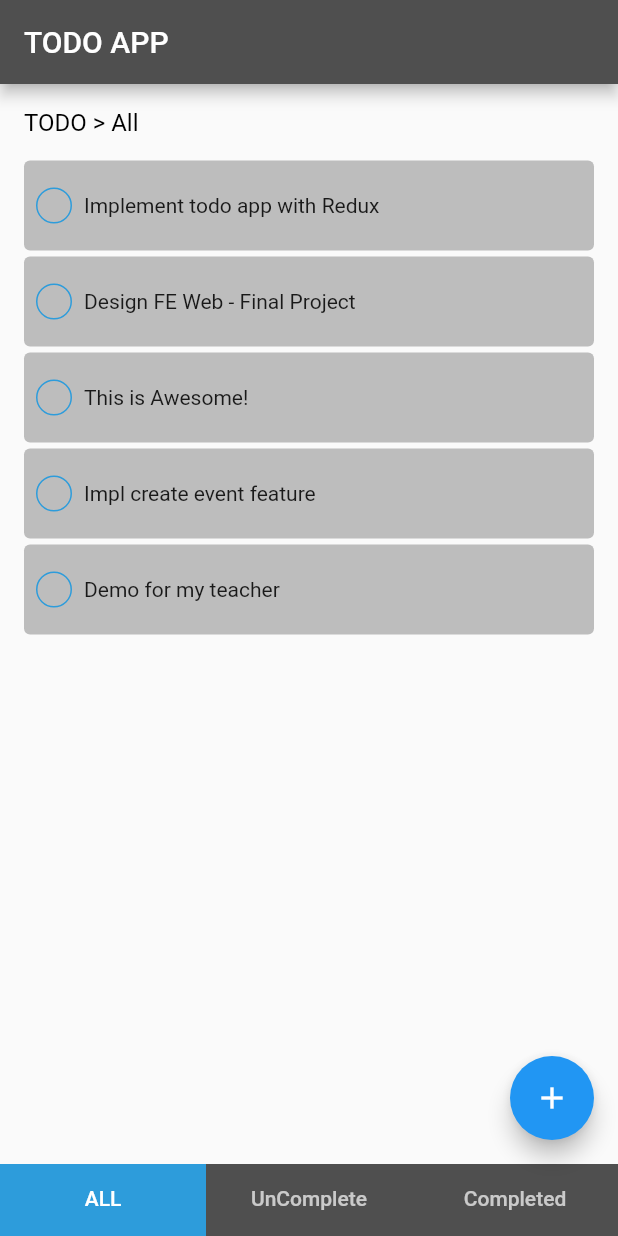
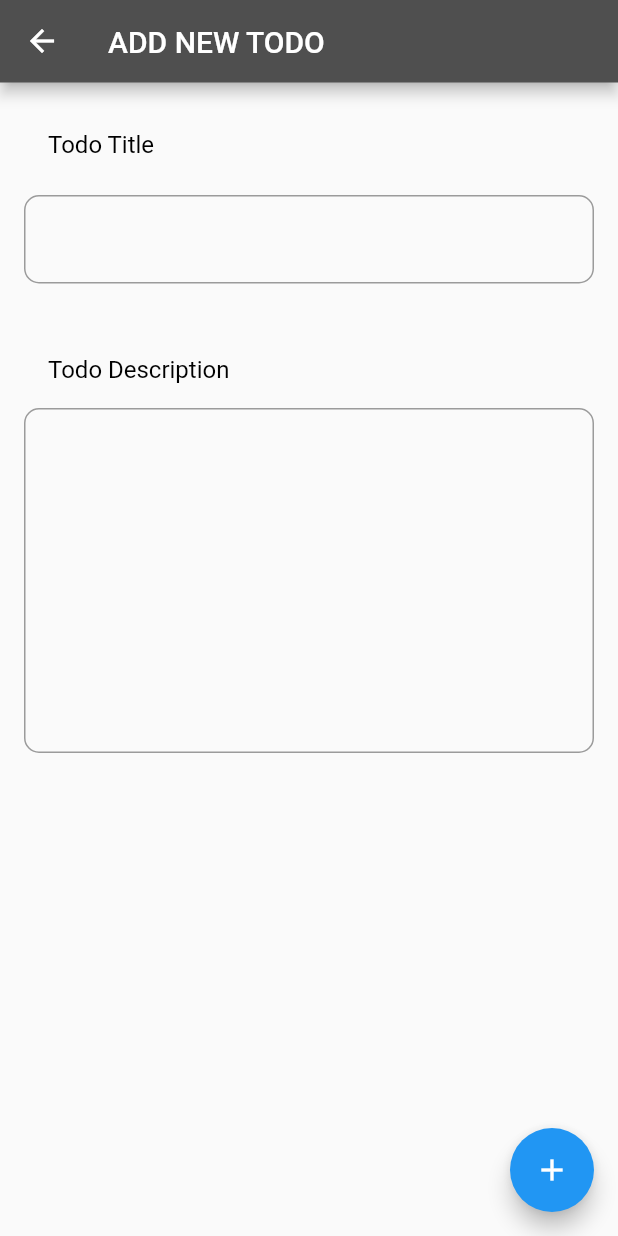
Before and after one commit to Nhinlee/todo-flutter-redux-app, a Flutter app: the screen it shows after launch, after a tap on the "add" icon, on a phone screen of 412 x 824 dp. Run offline on Flutter 3.47's test engine with Material 2 defaults, Android fonts, the phone set to English and light mode, and no system bars; our stand-ins replace built_collection, built_value, flutter_redux, get_it, redux, sqflite; accounts and stored records are empty; generated files the repository leaves out were written again.

Commit message:
Implement EditTodoScreen + Implement Local DB + Injection Dependency with Get_it package

```diff
--- a/todo_redux_application/lib/app.dart
+++ b/todo_redux_application/lib/app.dart
@@ -2,13 +2,14 @@ import 'package:flutter/material.dart';
 import 'package:flutter_redux/flutter_redux.dart';
 import 'package:redux/redux.dart';
 import 'package:todo_redux_application/layers/domain/state/app_state.dart';
+import 'package:todo_redux_application/layers/presentation/screens/edit_todo_screen.dart';
 
 import 'layers/presentation/screens/root_page.dart';
 
 class ReduxApp extends StatelessWidget {
   final Store<AppState> store;
 
-  const ReduxApp({Key key,@required this.store}) : super(key: key);
+  const ReduxApp({Key key, @required this.store}) : super(key: key);
 
   @override
   Widget build(BuildContext context) {
@@ -20,7 +21,21 @@ class ReduxApp extends StatelessWidget {
           primarySwatch: Colors.blue,
         ),
         home: RootPage(),
+        onGenerateRoute: _routes,
       ),
     );
   }
+
+  Route _routes(RouteSettings settings) {
+    switch (settings.name) {
+      case EditTodoScreen.routeName:
+        {
+          final args = settings.arguments as EditTodoScreenArgs;
+          return MaterialPageRoute(
+            builder: (context) => EditTodoScreen(args: args),
+          );
+        }
+    }
+    return null;
+  }
 }
--- /dev/null
+++ b/todo_redux_application/lib/core/sqlite/sqlite_helper.dart
@@ -0,0 +1,66 @@
+import 'dart:async';
+import 'dart:developer';
+
+import 'package:sqflite/sqflite.dart';
+import 'package:todo_redux_application/core/sqlite/table_helper.dart';
+
+class SQLiteHelper {
+  final String todoDBName = 'todo.db';
+
+  Database _db;
+  Database get db => _db;
+
+  Future<void> open() async {
+    try {
+      final dbPath = await getDatabasesPath();
+      final path = '$dbPath/$todoDBName';
+      _db = await openDatabase(path, version: 1, onCreate: _onCreate, );
+    } catch(e) {
+      log(e.toString());
+    }
+  }
+
+  FutureOr<void> _onCreate(Database db, int version) async {
+    // Create table
+    final batch = db.batch();
+    _createTodoTable(batch);
+
+    // Commit
+    await batch.commit();
+  }
+
+  void _createTodoTable(Batch batch) {
+    batch.execute('DROP TABLE IF EXISTS ${TodoTableHelper.tableName}');
+
+    // create sql query
+    final String todoTableSql = '''create table ${TodoTableHelper.tableName} (
+      ${TodoTableHelper.colId} integer primary key autoincrement,
+      ${TodoTableHelper.colTitle} text not null,
+      ${TodoTableHelper.colIsCompleted} integer not null,
+      ${TodoTableHelper.colDesc} text,
+      ${TodoTableHelper.colIsFavorite} integer
+    )''';
+    batch.execute(todoTableSql);
+  }
+
+  Future<List<Map>> getAll(String table) async {
+    return await _db.query(table);
+  }
+
+  Future<void> insert(String table, {Map<String, dynamic> row}) async {
+    await _db.insert(table, row);
+  }
+
+  Future<void> update(String table,
+      {Map<String, dynamic> row, String where, int whereArg}) async {
+    // This is just for table have one primary key!
+    await _db.update(table, row, where: '$where = ?', whereArgs: [whereArg]);
+  }
+
+  Future<int> delete(String table, {String where, int whereArg}) async {
+    // This is just for table have one primary key!
+    return await _db.delete(table, where: '$where = ?', whereArgs: [whereArg]);
+  }
+
+  Future<void> close() async => _db.close();
+}
--- /dev/null
+++ b/todo_redux_application/lib/core/sqlite/table_helper.dart
@@ -0,0 +1,8 @@
+class TodoTableHelper {
+  static const String tableName = 'todo';
+  static const String colId = '_id';
+  static const String colTitle = 'title';
+  static const String colDesc = 'desc';
+  static const String colIsCompleted = 'is_completed';
+  static const String colIsFavorite = 'is_favorite';
+}
--- a/todo_redux_application/lib/entity/todo_entity.dart
+++ b/todo_redux_application/lib/entity/todo_entity.dart
@@ -1,20 +1,46 @@
 import 'package:built_collection/built_collection.dart';
 import 'package:built_value/built_value.dart';
 import 'package:built_value/serializer.dart';
+import 'package:todo_redux_application/core/sqlite/table_helper.dart';
 
 part 'todo_entity.g.dart';
 
 abstract class TodoEntity implements Built<TodoEntity, TodoEntityBuilder> {
-  String get id;
+  static int nextId = 0;
+
+  int get id;
+
   String get title;
-  DateTime get createTime;
+
   bool get isCompleted;
 
   @nullable
   String get desc;
 
+  @nullable
+  bool get isFavorite;
 
   TodoEntity._();
 
   factory TodoEntity([void Function(TodoEntityBuilder) updates]) = _$TodoEntity;
+
+  factory TodoEntity.fromMap(Map<String, dynamic> map) {
+    return TodoEntity(
+      (todo) => todo
+        ..id = map[TodoTableHelper.colId]
+        ..title = map[TodoTableHelper.colTitle]
+        ..desc = map[TodoTableHelper.colDesc]
+        ..isCompleted = map[TodoTableHelper.colIsCompleted] == 1 ? true : false
+        ..isFavorite = map[TodoTableHelper.colIsFavorite] == 1 ? true : false,
+    );
+  }
+
+  Map<String, dynamic> toMap() {
+    return {
+      TodoTableHelper.colTitle: this.title,
+      TodoTableHelper.colDesc: this.desc,
+      TodoTableHelper.colIsCompleted: this.isCompleted ? 1 : 0,
+      TodoTableHelper.colIsFavorite: this.isFavorite ? 1 : 0,
+    };
+  }
 }
--- a/todo_redux_application/lib/injection_container.dart
+++ b/todo_redux_application/lib/injection_container.dart
@@ -1,5 +1,18 @@
 import 'package:get_it/get_it.dart';
+import 'package:todo_redux_application/core/sqlite/sqlite_helper.dart';
+import 'package:todo_redux_application/layers/data/data_source/local/todo_local_datasource.dart';
+import 'package:todo_redux_application/layers/data/repository/todo_repository.dart';
 
 final sl = GetIt.instance;
 
-Future<void> init() async {}
+Future<void> init() async {
+
+  // Repository
+  sl.registerLazySingleton(() => TodoRepository(localDataSource: sl()));
+  // Data source
+  sl.registerLazySingleton(() => TodoLocalDataSource(sqLiteHelper: sl()));
+
+  // Core!
+  sl.registerLazySingleton(() => SQLiteHelper());
+  await sl<SQLiteHelper>().open();
+}
--- /dev/null
+++ b/todo_redux_application/lib/layers/data/data_source/local/todo_local_datasource.dart
@@ -0,0 +1,33 @@
+import 'dart:developer';
+
+import 'package:flutter/cupertino.dart';
+import 'package:todo_redux_application/core/sqlite/sqlite_helper.dart';
+import 'package:todo_redux_application/core/sqlite/table_helper.dart';
+import 'package:todo_redux_application/entity/todo_entity.dart';
+
+class TodoLocalDataSource {
+  final SQLiteHelper sqLiteHelper;
+
+  TodoLocalDataSource({@required this.sqLiteHelper});
+
+  Future<List<TodoEntity>> getAllTodo() async {
+    try {
+      final rows = await sqLiteHelper.getAll(TodoTableHelper.tableName);
+      return rows.length > 0
+          ? rows.map((row) => TodoEntity.fromMap(row)).toList()
+          : [];
+    } catch (e) {
+      log(e.toString());
+      return Future.error(e);
+    }
+  }
+
+  Future<void> addNewTodo(TodoEntity todo) async {
+    try {
+      await sqLiteHelper.insert(TodoTableHelper.tableName, row: todo.toMap());
+    } catch (e) {
+      log(e.toString());
+      return Future.error(e);
+    }
+  }
+}
--- /dev/null
+++ b/todo_redux_application/lib/layers/data/repository/todo_repository.dart
@@ -0,0 +1,17 @@
+import 'package:flutter/cupertino.dart';
+import 'package:todo_redux_application/entity/todo_entity.dart';
+import 'package:todo_redux_application/layers/data/data_source/local/todo_local_datasource.dart';
+
+class TodoRepository {
+  final TodoLocalDataSource localDataSource;
+
+  TodoRepository({@required this.localDataSource});
+
+  Future<List<TodoEntity>> getTodoList() async {
+    return await localDataSource.getAllTodo();
+  }
+
+  Future<void> addNewTodo(TodoEntity todo) async {
+    await localDataSource.addNewTodo(todo);
+  }
+}
--- a/todo_redux_application/lib/layers/domain/actions/todo_action.dart
+++ b/todo_redux_application/lib/layers/domain/actions/todo_action.dart
@@ -1,8 +1,7 @@
-
-// Load To Do
 import 'package:flutter/foundation.dart';
 import 'package:todo_redux_application/entity/todo_entity.dart';
 
+// Load To-do Action
 class LoadTodosAction {}
 
 class LoadTodosFailedAction {}
@@ -13,4 +12,19 @@ class LoadTodosSuccessAction {
   LoadTodosSuccessAction({@required this.todoList});
 }
 
-//
+
+// Edit To-do Action
+
+class AddNewTodoAction {
+  final TodoEntity todo;
+
+  AddNewTodoAction({@required this.todo});
+}
+
+class AddNewTodoFailedAction {
+  final TodoEntity todo;
+
+  AddNewTodoFailedAction({@required this.todo});
+}
+
+class AddNewTodoSuccessAction {}
--- a/todo_redux_application/lib/layers/domain/middleware/todos_middleware.dart
+++ b/todo_redux_application/lib/layers/domain/middleware/todos_middleware.dart
@@ -1,32 +1,48 @@
 import 'dart:developer';
 
+import 'package:flutter/material.dart';
 import 'package:redux/redux.dart';
 import 'package:todo_redux_application/layers/domain/actions/todo_action.dart';
-import 'package:todo_redux_application/layers/domain/repository/todo_repository.dart';
+import 'package:todo_redux_application/layers/data/repository/todo_repository.dart';
 import 'package:todo_redux_application/layers/domain/state/app_state.dart';
 
 List<Middleware<AppState>> createStoreTodosMiddleware(TodoRepository repos) {
-
   final loadTodo = _loadTodosMiddleware(repos);
+  final saveTodo = _saveTodoMiddleware(repos);
 
   return [
     TypedMiddleware<AppState, LoadTodosAction>(loadTodo),
+    TypedMiddleware<AppState, AddNewTodoAction>(saveTodo),
   ];
 }
 
 Middleware<AppState> _loadTodosMiddleware(TodoRepository repository) {
   return (Store<AppState> store, action, NextDispatcher next) async {
     next(action);
+
     try {
-      log('start load todos');
       final todos = await repository.getTodoList();
-      log('complete loaded todos');
-      // Success
       store.dispatch(LoadTodosSuccessAction(todoList: todos));
     } on Exception catch (e) {
       log(e.toString());
-      // Fail
       store.dispatch(LoadTodosFailedAction());
     }
   };
 }
+
+Middleware<AppState> _saveTodoMiddleware(TodoRepository repository) {
+  return (Store<AppState> store, action, NextDispatcher next) async {
+    next(action);
+
+    if (action is AddNewTodoAction) {
+      try {
+        await repository.addNewTodo(action.todo);
+        store.dispatch(AddNewTodoSuccessAction());
+      } on Exception catch (e) {
+        store.dispatch(AddNewTodoFailedAction(
+          todo: action.todo,
+        ));
+      }
+    }
+  };
+}
--- a/todo_redux_application/lib/layers/domain/reducer/todos_reducer.dart
+++ b/todo_redux_application/lib/layers/domain/reducer/todos_reducer.dart
@@ -5,6 +5,8 @@ import 'package:todo_redux_application/layers/domain/actions/todo_action.dart';
 final todosReducer = combineReducers<List<TodoEntity>>([
   TypedReducer<List<TodoEntity>, LoadTodosSuccessAction>(_setLoadedTodo),
   TypedReducer<List<TodoEntity>, LoadTodosFailedAction>(_setNoTodo),
+  TypedReducer<List<TodoEntity>, AddNewTodoAction>(_addNewTodo),
+  TypedReducer<List<TodoEntity>, AddNewTodoFailedAction>(_addNewTodoRollback),
 ]);
 
 List<TodoEntity> _setLoadedTodo(List<TodoEntity> state, LoadTodosSuccessAction action) {
@@ -14,3 +16,11 @@ List<TodoEntity> _setLoadedTodo(List<TodoEntity> state, LoadTodosSuccessAction a
 List<TodoEntity> _setNoTodo(List<TodoEntity> state, LoadTodosFailedAction action) {
   return [];
 }
+
+List<TodoEntity> _addNewTodo(List<TodoEntity> state, AddNewTodoAction action) {
+  return state..add(action.todo);
+}
+
+List<TodoEntity> _addNewTodoRollback(List<TodoEntity> state, AddNewTodoFailedAction action) {
+  return state..remove(action.todo);
+}
--- a/todo_redux_application/lib/layers/domain/repository/todo_repository.dart
+++ /dev/null
@@ -1,10 +0,0 @@
-import 'package:todo_redux_application/entity/todo_entity.dart';
-import 'package:todo_redux_application/mock_data/mock_todo_list.dart';
-
-class TodoRepository {
-  Future<List<TodoEntity>> getTodoList() async {
-    // Just for testing purpose
-    await Future.delayed(Duration(seconds: 2));
-    return MockTodoList.todoList;
-  }
-}
--- a/todo_redux_application/lib/layers/presentation/screens/all_todo_screen.dart
+++ b/todo_redux_application/lib/layers/presentation/screens/all_todo_screen.dart
@@ -8,7 +8,6 @@ import 'package:todo_redux_application/layers/domain/actions/todo_action.dart';
 import 'package:todo_redux_application/layers/domain/state/app_state.dart';
 import 'package:todo_redux_application/layers/presentation/widgets/title_text_widget.dart';
 import 'package:todo_redux_application/layers/presentation/widgets/todo_list_widget.dart';
-import 'package:todo_redux_application/mock_data/mock_todo_list.dart';
 
 class AllTodoScreen extends StatelessWidget {
   const AllTodoScreen({Key key}) : super(key: key);
--- /dev/null
+++ b/todo_redux_application/lib/layers/presentation/screens/edit_todo_screen.dart
@@ -0,0 +1,92 @@
+import 'dart:developer';
+
+import 'package:flutter/material.dart';
+import 'package:flutter_redux/flutter_redux.dart';
+import 'package:todo_redux_application/entity/todo_entity.dart';
+import 'package:todo_redux_application/layers/domain/actions/todo_action.dart';
+import 'package:todo_redux_application/layers/domain/state/app_state.dart';
+import 'package:todo_redux_application/layers/presentation/widgets/edit_todo_text_field.dart';
+import 'package:todo_redux_application/layers/presentation/widgets/my_app_bar.dart';
+import 'package:todo_redux_application/layers/presentation/widgets/title_text_widget.dart';
+
+enum EditTodoType {
+  AddNew,
+  Update,
+}
+
+class EditTodoScreenArgs {
+  final EditTodoType type;
+  final String title;
+  final String desc;
+
+  EditTodoScreenArgs({
+    this.type = EditTodoType.AddNew,
+    this.title = '',
+    this.desc = '',
+  });
+}
+
+class EditTodoScreen extends StatelessWidget {
+  static const String routeName = 'add-edit-todo-screen';
+
+  final EditTodoScreenArgs args;
+
+  EditTodoScreen({Key key, @required this.args}) : super(key: key);
+
+  final _titleController = TextEditingController();
+  final _descController = TextEditingController();
+
+  void _submitHandler(BuildContext context) {
+    StoreProvider.of<AppState>(context, listen: false).dispatch(
+      AddNewTodoAction(
+        todo: TodoEntity(
+          (todo) => todo
+            ..id = ++TodoEntity.nextId
+            ..title = _titleController.text
+            ..desc = _descController.text
+            ..isCompleted = false
+            ..isFavorite = false,
+        ),
+      ),
+    );
+    Navigator.of(context).pop();
+  }
+
+  @override
+  Widget build(BuildContext context) {
+    return Scaffold(
+      appBar: MyAppBar(
+        title: args.type == EditTodoType.AddNew ? 'ADD NEW TODO' : 'EDIT TODO',
+      ),
+      body: getBody(),
+      floatingActionButton: getFloatingActionButton(context),
+    );
+  }
+
+  getBody() => Padding(
+        padding: const EdgeInsets.all(16),
+        child: SingleChildScrollView(
+          child: Column(
+            crossAxisAlignment: CrossAxisAlignment.start,
+            children: [
+              const TitleTextWidget(text: 'Todo Title'),
+              const SizedBox(height: 8),
+              EditTodoTextField(controller: _titleController),
+              const SizedBox(height: 32),
+              const TitleTextWidget(text: 'Todo Description'),
+              EditTodoTextField(
+                controller: _descController,
+                maxLines: 10,
+              ),
+            ],
+          ),
+        ),
+      );
+
+  getFloatingActionButton(context) => FloatingActionButton(
+        onPressed: () => _submitHandler(context),
+        child: args.type == EditTodoType.AddNew
+            ? Icon(Icons.add)
+            : Icon(Icons.save_alt),
+      );
+}
--- a/todo_redux_application/lib/layers/presentation/screens/root_page.dart
+++ b/todo_redux_application/lib/layers/presentation/screens/root_page.dart
@@ -2,6 +2,8 @@ import 'package:flutter/material.dart';
 import 'package:flutter_redux/flutter_redux.dart';
 import 'package:todo_redux_application/layers/domain/actions/todo_action.dart';
 import 'package:todo_redux_application/layers/domain/state/app_state.dart';
+import 'package:todo_redux_application/layers/presentation/screens/edit_todo_screen.dart';
+import 'package:todo_redux_application/layers/presentation/widgets/my_app_bar.dart';
 
 import '../theme/theme.dart';
 import 'all_todo_screen.dart';
@@ -16,15 +18,20 @@ class RootPage extends StatefulWidget {
 }
 
 class _RootPageState extends State<RootPage> {
-
-  void _openNewTodoScreen() {}
+  void _openNewTodoScreen() {
+    Navigator.of(context).pushNamed(
+      EditTodoScreen.routeName,
+      arguments: EditTodoScreenArgs(),
+    );
+  }
 
   @override
   void initState() {
     super.initState();
 
     // Init
-    StoreProvider.of<AppState>(context, listen: false).dispatch(LoadTodosAction());
+    StoreProvider.of<AppState>(context, listen: false)
+        .dispatch(LoadTodosAction());
   }
 
   @override
@@ -32,7 +39,9 @@ class _RootPageState extends State<RootPage> {
     return DefaultTabController(
       length: 3,
       child: Scaffold(
-        appBar: getAppBar(),
+        appBar: MyAppBar(
+          title: 'TODO APP',
+        ),
         body: getBody(),
         bottomNavigationBar: getTabBar(),
         floatingActionButton: getFloatingActionButton(),
@@ -45,11 +54,6 @@ class _RootPageState extends State<RootPage> {
         UnCompleteTodoScreen(),
         CompletedTodoScreen(),
       ]);
-
-  getAppBar() => AppBar(
-        title: Text('TODO APP'),
-        backgroundColor: AppColorTheme.secondary,
-      );
 
   getTabBar() => Material(
         color: AppColorTheme.secondary,
@@ -78,5 +82,4 @@ class _RootPageState extends State<RootPage> {
         onPressed: _openNewTodoScreen,
         child: Icon(Icons.add),
       );
-
 }
--- /dev/null
+++ b/todo_redux_application/lib/layers/presentation/widgets/edit_todo_text_field.dart
@@ -0,0 +1,21 @@
+import 'package:flutter/material.dart';
+
+class EditTodoTextField extends StatelessWidget {
+  final TextEditingController controller;
+  final int maxLines;
+
+  const EditTodoTextField({Key key, this.controller, this.maxLines = 1}) : super(key: key);
+
+  @override
+  Widget build(BuildContext context) {
+    return TextField(
+      controller: controller,
+      decoration: InputDecoration(
+        border: OutlineInputBorder(
+          borderRadius: BorderRadius.circular(10),
+        ),
+      ),
+      maxLines: maxLines,
+    );
+  }
+}
--- /dev/null
+++ b/todo_redux_application/lib/layers/presentation/widgets/my_app_bar.dart
@@ -0,0 +1,19 @@
+import 'package:flutter/material.dart';
+import 'package:todo_redux_application/layers/presentation/theme/theme.dart';
+
+class MyAppBar extends StatelessWidget implements PreferredSizeWidget {
+  final String title;
+
+  MyAppBar({Key key, this.title = ''}) : super(key: key);
+
+  @override
+  Widget build(BuildContext context) {
+    return AppBar(
+      title: Text(title),
+      backgroundColor: AppColorTheme.secondary,
+    );
+  }
+
+  @override
+  Size get preferredSize => Size.fromHeight(55);
+}
--- a/todo_redux_application/lib/main.dart
+++ b/todo_redux_application/lib/main.dart
@@ -3,11 +3,19 @@ import 'package:redux/redux.dart';
 import 'package:todo_redux_application/app.dart';
 import 'package:todo_redux_application/layers/domain/middleware/todos_middleware.dart';
 import 'package:todo_redux_application/layers/domain/reducer/app_reducer.dart';
-import 'package:todo_redux_application/layers/domain/repository/todo_repository.dart';
+import 'package:todo_redux_application/layers/data/repository/todo_repository.dart';
+import 'injection_container.dart' as di;
 
 import 'layers/domain/state/app_state.dart';
 
-void main() {
+void main() async {
+  // Widget Binding
+  WidgetsFlutterBinding.ensureInitialized();
+
+  // Injection dependency
+  await di.init();
+
+  // Run app
   runApp(MyApp());
 }
 
@@ -18,11 +26,10 @@ class MyApp extends StatelessWidget {
     return ReduxApp(
       store: Store<AppState>(
         appReducer,
-        // TODO: Refactor this code -> instantiate in another (injection container ??)
         initialState: new AppState((state) => state
           ..todoList = []
           ..isLoading = false),
-        middleware: createStoreTodosMiddleware(TodoRepository()),
+        middleware: createStoreTodosMiddleware(di.sl<TodoRepository>()),
       ),
     );
   }
--- a/todo_redux_application/lib/mock_data/mock_todo_list.dart
+++ b/todo_redux_application/lib/mock_data/mock_todo_list.dart
@@ -3,29 +3,24 @@ import 'package:todo_redux_application/entity/todo_entity.dart';
 class MockTodoList {
   static List<TodoEntity> todoList = [
     new TodoEntity((b) => b
-      ..id = 'todo-1'
+      ..id = 1
       ..title = 'Implement todo app with Redux'
-      ..createTime = DateTime.now()
       ..isCompleted = false),
     new TodoEntity((b) => b
-      ..id = 'todo-2'
+      ..id = 2
       ..title = 'Design FE Web - Final Project'
-      ..createTime = DateTime.now()
       ..isCompleted = false),
     new TodoEntity((b) => b
-      ..id = 'todo-3'
+      ..id = 3
       ..title = 'This is Awesome!'
-      ..createTime = DateTime.now()
       ..isCompleted = false),
     new TodoEntity((b) => b
-      ..id = 'todo-4'
+      ..id = 4
       ..title = 'Impl create event feature'
-      ..createTime = DateTime.now()
       ..isCompleted = false),
     new TodoEntity((b) => b
-      ..id = 'todo-5'
+      ..id = 5
       ..title = 'Demo for my teacher'
-      ..createTime = DateTime.now()
       ..isCompleted = false),
   ];
 }
--- a/todo_redux_application/pubspec.yaml
+++ b/todo_redux_application/pubspec.yaml
@@ -26,6 +26,9 @@ dependencies:
 
   # Use for dependency injection
   get_it: ^7.1.3
+
+  # User for Local DB
+  sqflite: ^2.0.0+3
 
 dev_dependencies:
   flutter_test:
```
Also changed, not shown: todo_redux_application/lib/entity/todo_entity.g.dart, 4 other files. Lines whose indentation alone changed are shown as unchanged.
